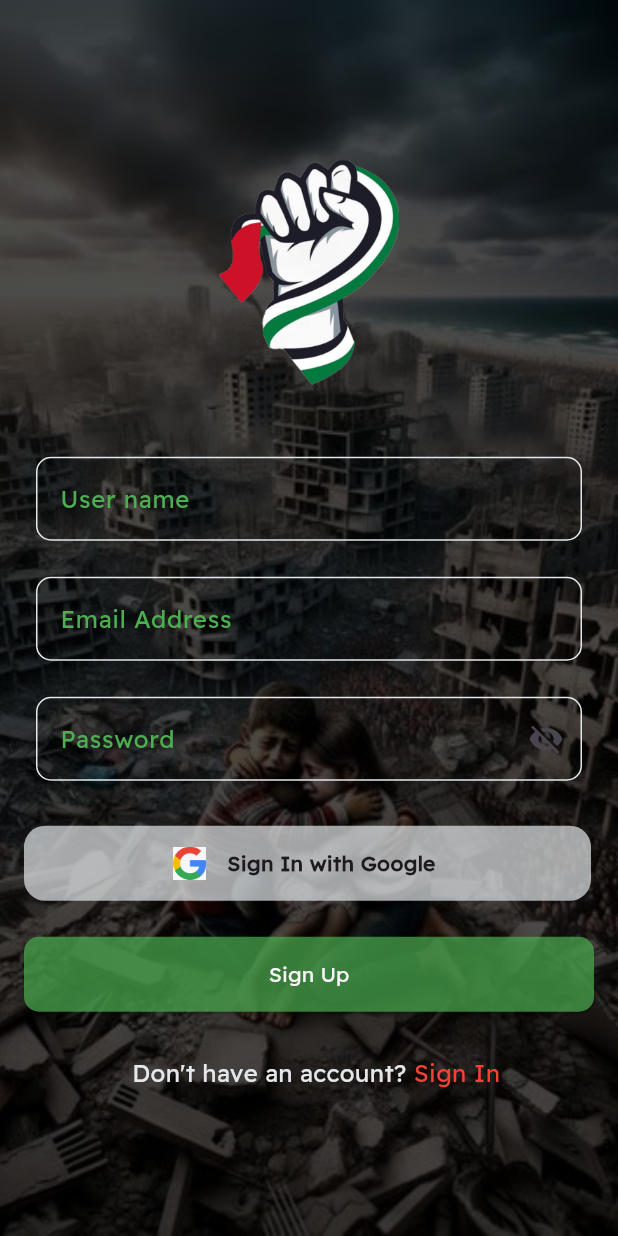
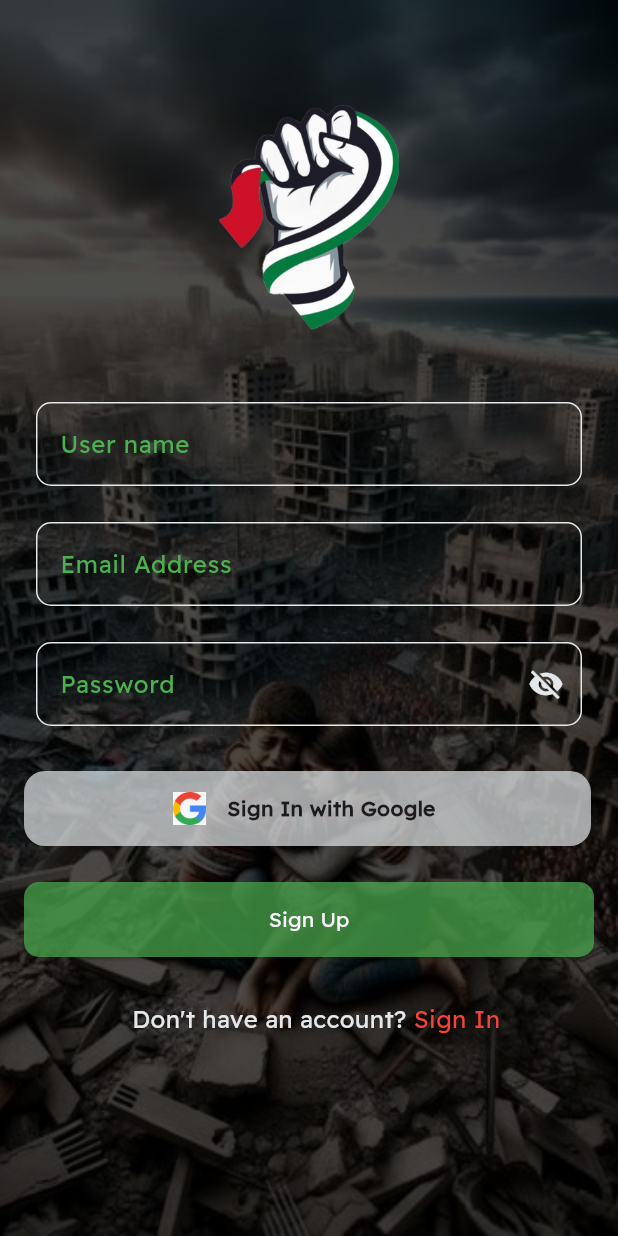
Before and after one commit to AkramMousa458/Moqat3on, a Flutter app: the screen it shows after launch, after a tap on "Sign In", after a tap on "Sign Up", on a phone screen of 412 x 824 dp. Run offline on Flutter 3.47's test engine with Material 3 defaults, Android fonts, the phone set to English and light mode, and no system bars; our stand-ins replace firebase_auth, firebase_core, flutter_bloc, font_awesome_flutter, go_router, google_sign_in and 1 more; missing offline and left inert: barcode_finder, scan; accounts and stored records are empty; network calls fail.

Commit message:
Update auth screens

```diff
--- a/lib/screens/auth/create_account.dart
+++ b/lib/screens/auth/create_account.dart
@@ -22,12 +22,14 @@ class CreateAccount extends StatelessWidget {
             ),
             Container(
               color: Colors.black.withOpacity(0.7),
+              height: MediaQuery.of(context).size.height,
+              child: SingleChildScrollView(
                 child: Column(
                   mainAxisAlignment: MainAxisAlignment.center,
                   children: [
                     Padding(
                       padding:
-                        const EdgeInsets.only(top: 10, left: 50, right: 50),
+                          const EdgeInsets.only(top: 70, left: 50, right: 50),
                       child: Image.asset(
                         "assets/images/hand.png",
                         width: 150,
@@ -44,7 +46,9 @@ class CreateAccount extends StatelessWidget {
                       textAlready: "  Don't have an account?",
                       textlogin: " Sign In",
                     ),
+                    const SizedBox(height: 50),
                   ],
+                ),
               ),
             ),
           ],
--- a/lib/screens/auth/login.dart
+++ b/lib/screens/auth/login.dart
@@ -20,11 +20,14 @@ class Login extends StatelessWidget {
             ),
           ),
           Container(
+            height: MediaQuery.of(context).size.height,
             color: Colors.black.withOpacity(0.7),
+            child: SingleChildScrollView(
               child: Column(
                 children: [
                   Padding(
-                  padding: const EdgeInsets.only(top: 70, left: 50, right: 50),
+                    padding:
+                        const EdgeInsets.only(top: 70, left: 50, right: 50),
                     child: Image.asset(
                       "assets/images/hand.png",
                       width: 150,
@@ -45,7 +48,11 @@ class Login extends StatelessWidget {
                     textAlready: " Don't have an account?",
                     textlogin: " Sign Up",
                   ),
+                  const SizedBox(
+                    height: 50,
+                  ),
                 ],
+              ),
             ),
           ),
         ],
--- a/lib/screens/auth/widgets/custom_create_form.dart
+++ b/lib/screens/auth/widgets/custom_create_form.dart
@@ -1,6 +1,7 @@
 import 'package:flutter/material.dart';
 import 'package:flutter_bloc/flutter_bloc.dart';
 import 'package:scanner/cubits/cubit/auth_cubit.dart';
+import 'package:scanner/helper/colors.dart';
 import 'package:scanner/helper/navigation.dart';
 import 'package:scanner/screens/auth/widgets/custom_button.dart';
 import 'package:scanner/screens/auth/widgets/custom_sign_google.dart';
@@ -45,9 +46,12 @@ class CustomCreateAccountForm extends StatelessWidget {
                       onPressed: () {
                         authCubit.toggleObscureText();
                       },
-                      icon: Icon(authCubit.obscureText == true
-                          ? Icons.visibility_off
-                          : Icons.visibility),
+                      icon: Icon(
+                        authCubit.obscureText == true
+                            ? Icons.visibility_off
+                            : Icons.visibility_outlined,
+                        color: AppColors.lightGrey,
+                      ),
                     ),
                     labelText: "Password",
                     onChanged: (password) {
--- a/lib/screens/auth/widgets/custom_login_form.dart
+++ b/lib/screens/auth/widgets/custom_login_form.dart
@@ -46,7 +46,7 @@ class CustomLoginForm extends StatelessWidget {
                     icon: Icon(
                       authCubit.obscureText == true
                           ? Icons.visibility_off
-                          : Icons.visibility,
+                          : Icons.visibility_outlined,
                       color: AppColors.lightGrey,
                     ),
                   ),
--- a/lib/screens/auth/widgets/custom_text_form_auth.dart
+++ b/lib/screens/auth/widgets/custom_text_form_auth.dart
@@ -27,12 +27,13 @@ class CustomTextFormFAuth extends StatelessWidget {
           }
           return null;
         },
+        cursorColor: AppColors.lightGrey,
+        style: const TextStyle(color: AppColors.lightGrey),
         obscureText: obscureText,
         onChanged: onChanged,
         decoration: InputDecoration(
           labelText: labelText,
           suffixIcon: suffixIcon,
-          suffixStyle: TextStyle(color: AppColors.lightGrey),
           labelStyle: TextStyle(color: AppColors.primaryColor),
           border: customOutLineInputBorder(),
           enabledBorder: customOutLineInputBorder(),
```
Lines whose indentation alone changed are shown as unchanged.
